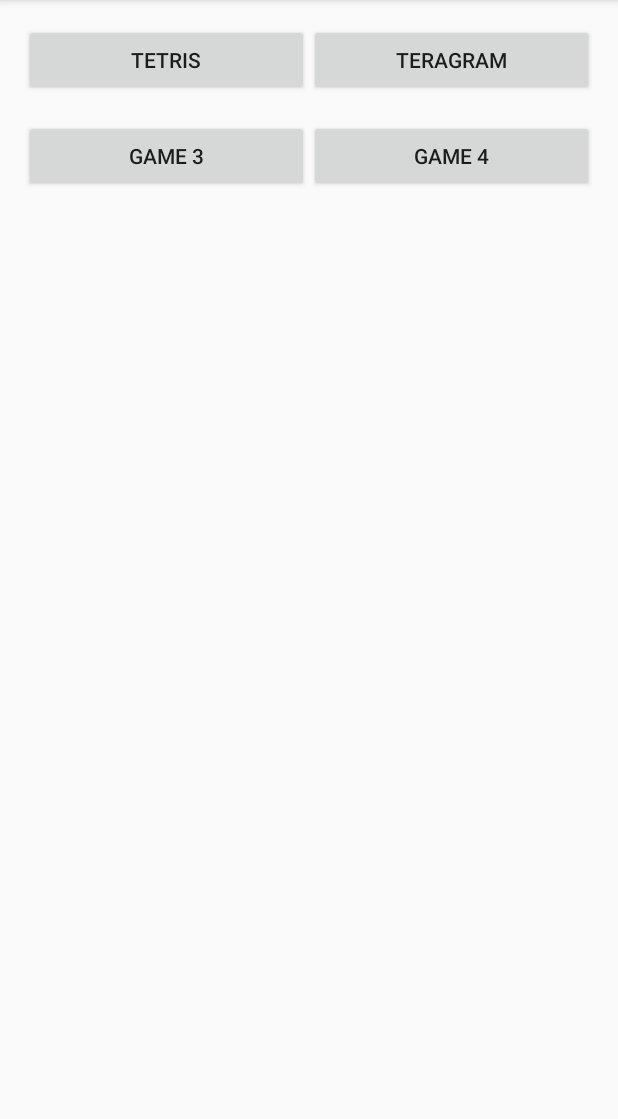
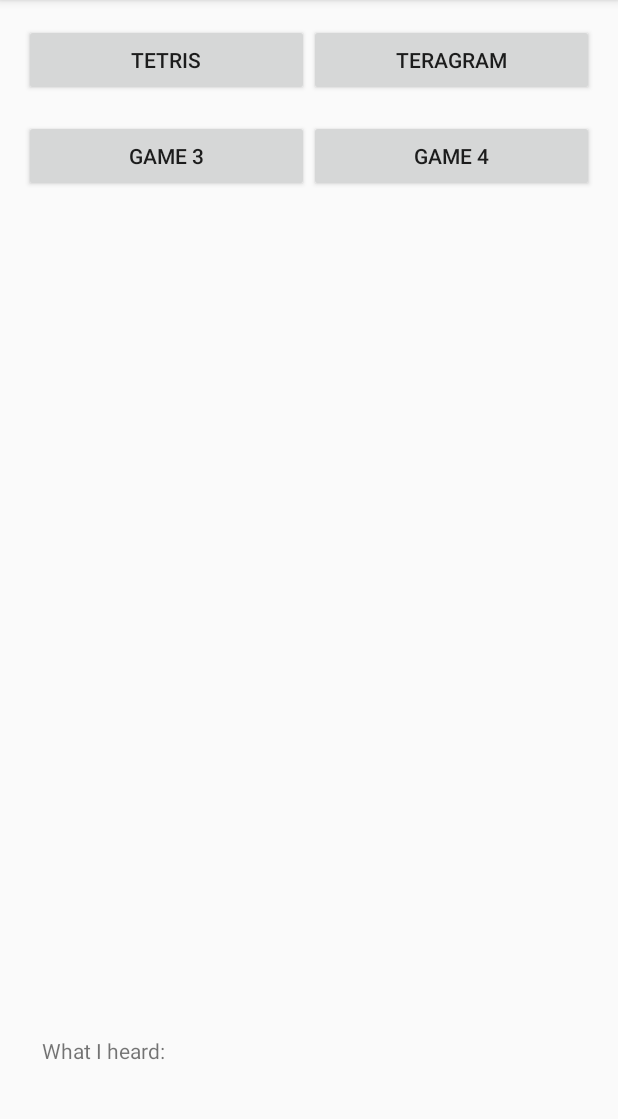
Before and after one commit to katlilly/nktd, an Android app: the screen it shows after launch (MainActivity), on a phone screen of 412 x 824 dp, the part 84-1203 px from its top. Run offline under Robolectric (Android 15) with nearby library versions, the light colour scheme and no system bars.

Commit message:
Added text field to display recognition result. References #11

```diff
--- a/app/src/main/res/layout/activity_main.xml
+++ b/app/src/main/res/layout/activity_main.xml
@@ -62,4 +62,37 @@
         app:layout_constraintStart_toEndOf="@+id/button3"
         app:layout_constraintTop_toBottomOf="@+id/button2" />
 
+    <TextView
+        android:id="@+id/speechResult"
+        android:layout_width="0dp"
+        android:layout_height="0dp"
+        android:layout_marginBottom="16dp"
+        android:layout_marginEnd="14dp"
+        android:layout_marginLeft="14dp"
+        android:layout_marginRight="14dp"
+        android:layout_marginStart="14dp"
+        android:autoText="false"
+        app:layout_constraintBottom_toBottomOf="parent"
+        app:layout_constraintEnd_toEndOf="parent"
+        app:layout_constraintStart_toStartOf="parent" />
+
+    <TextView
+        android:id="@+id/resultLabel"
+        android:layout_width="356dp"
+        android:layout_height="23dp"
+        android:layout_marginBottom="8dp"
+        android:text="What I heard:"
+        app:layout_constraintBottom_toTopOf="@+id/resultText"
+        app:layout_constraintEnd_toEndOf="parent"
+        app:layout_constraintStart_toStartOf="parent" />
+
+    <TextView
+        android:id="@+id/resultText"
+        android:layout_width="354dp"
+        android:layout_height="22dp"
+        android:layout_marginBottom="8dp"
+        app:layout_constraintBottom_toTopOf="@+id/speechResult"
+        app:layout_constraintEnd_toEndOf="parent"
+        app:layout_constraintStart_toStartOf="parent" />
+
 </android.support.constraint.ConstraintLayout>
```
